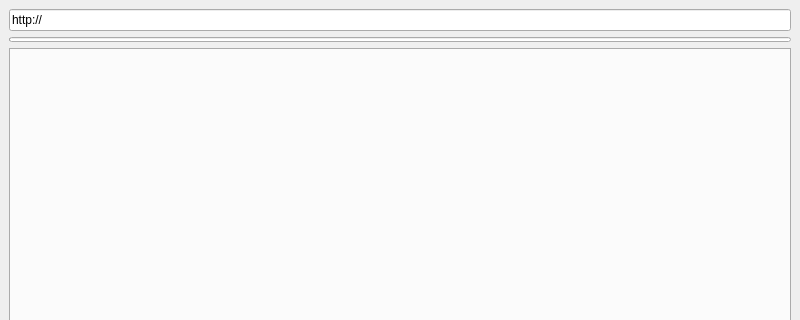
beriain/nabigatzailea, file nabigatzailea.ui: the form before one commit; both pictures show x 0 to 800 and y 0 to 320 of the 800 by 600 pixel window.
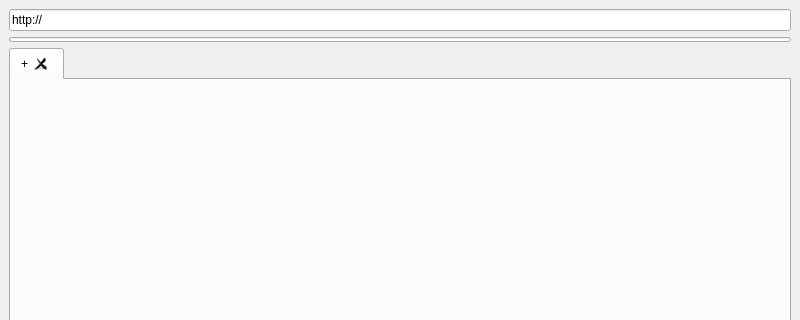
The form after the commit.

Commit message: fitxa berriak irekitzeko botoia

The edit to the form file:
```diff
--- a/nabigatzailea.ui
+++ b/nabigatzailea.ui
@@ -58,6 +58,11 @@
       <property name="movable">
        <bool>true</bool>
       </property>
+      <widget class="QWidget" name="tab">
+       <attribute name="title">
+        <string>+</string>
+       </attribute>
+      </widget>
      </widget>
     </item>
    </layout>
```
Left out of the diff: 2 changed lines with no effect on the pictures. The commit also changes 2 other files.
